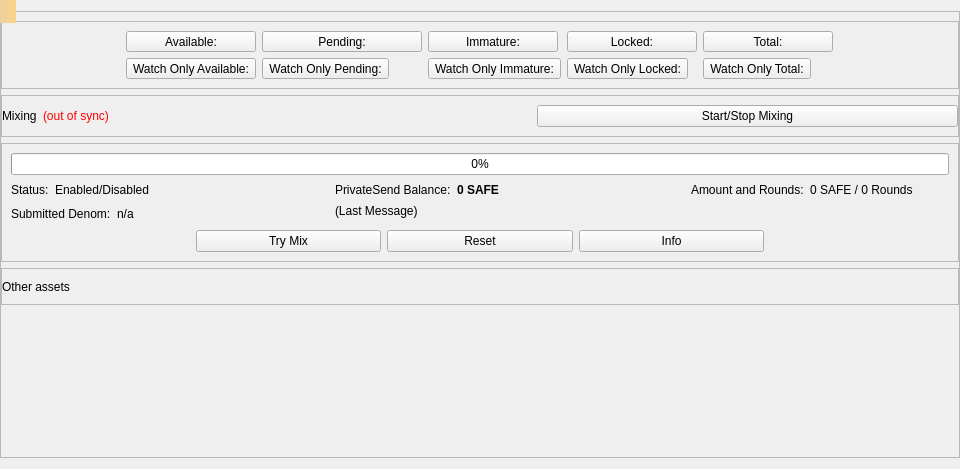
The window that src/qt/forms/overviewpage.ui (SAFE-anwang/safe) describes before a commit, drawn with Qt 5.
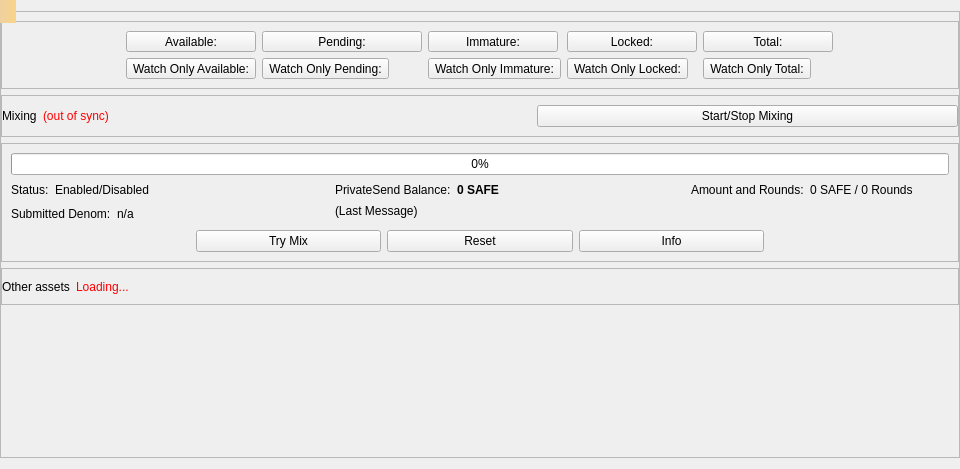
The same window after the commit.

Commit message: add asset Loading

Patch:
```diff
--- a/src/qt/forms/overviewpage.ui
+++ b/src/qt/forms/overviewpage.ui
@@ -42,8 +42,8 @@
        <rect>
         <x>0</x>
         <y>0</y>
-        <width>958</width>
-        <height>449</height>
+        <width>943</width>
+        <height>467</height>
        </rect>
       </property>
       <property name="sizePolicy">
@@ -80,7 +80,7 @@
               </property>
              </widget>
             </item>
-            <item row="0" column="1">
+            <item row="0" column="2">
              <spacer name="horizontalSpacer_5">
               <property name="orientation">
                <enum>Qt::Horizontal</enum>
@@ -93,6 +93,16 @@
               </property>
              </spacer>
             </item>
+            <item row="0" column="1">
+             <widget class="QLabel" name="labelLoadingAsset">
+              <property name="styleSheet">
+               <string notr="true">QLabel { color: red; }</string>
+              </property>
+              <property name="text">
+               <string>Loading...</string>
+              </property>
+             </widget>
+            </item>
            </layout>
           </item>
          </layout>
```
Left out of the diff: 52 changed lines with no effect on the pictures. The commit also changes 6 other files.
